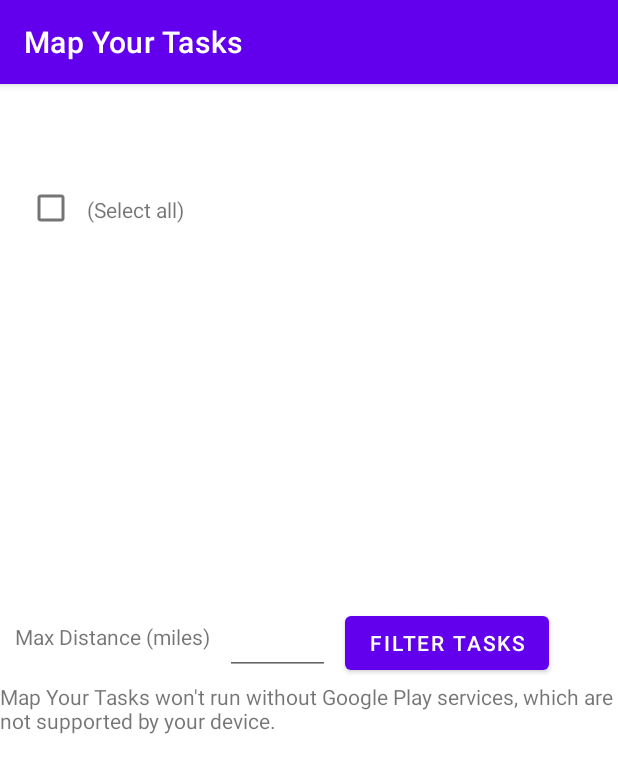
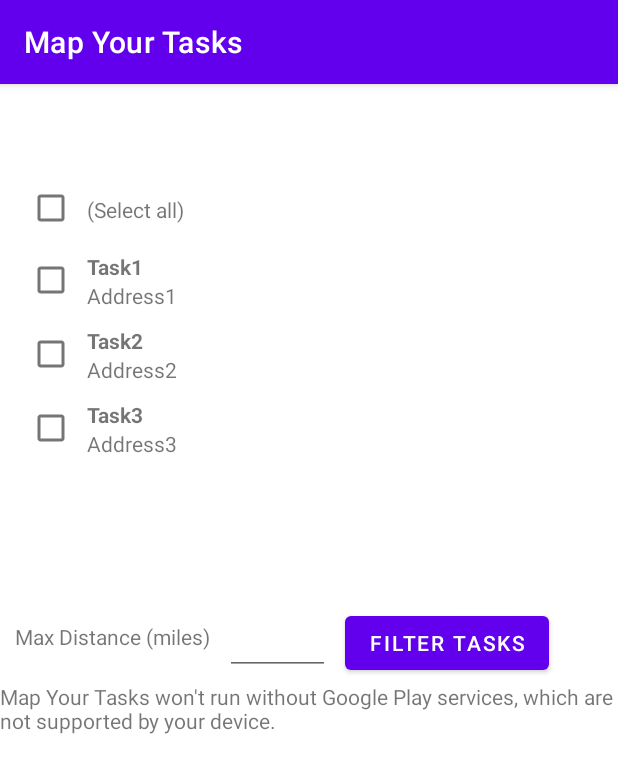
Before and after one commit to khp24/map-your-tasks, an Android app: the screen it shows after launch once a user with an empty profile is signed in (SecondActivity), in the side drawer, after a tap on "Map", on a phone screen of 412 x 824 dp. Shown: the top 773 px of the screen. Run offline under Robolectric (Android 15) with nearby library versions, the phone set to English and light mode, and no system bars; our stand-ins replace Firebase (no records; nobody signed in at launch, a user with empty details on screens opened directly).

Commit message:
Fixes after Rebase

```diff
--- a/app/src/main/java/com/example/map_your_tasks/fragments/MapViewFragment.java
+++ b/app/src/main/java/com/example/map_your_tasks/fragments/MapViewFragment.java
@@ -124,27 +124,12 @@ public class MapViewFragment extends Fragment {
         final Geocoder geocoder = new Geocoder(getContext(), Locale.getDefault());
         final List<Task> tasks = new ArrayList<>();
         try {
-            final Address add1 = new Address(Locale.getDefault());
-            add1.setAddressLine(0, "Address1");
-            add1.setLatitude(40.1);
-            add1.setLongitude(-75.5);
-
-            final Address add2 = new Address(Locale.getDefault());
-            add2.setAddressLine(0, "Address1");
-            add2.setLatitude(40.5);
-            add2.setLongitude(-75.3);
-
-            final Address add3 = new Address(Locale.getDefault());
-            add3.setAddressLine(0, "Address1");
-            add3.setLatitude(40.3);
-            add3.setLongitude(-75.1);
-
             tasks.add(new Task(false, "Task1", "Do Task1", null,
-                    add1));
+                    40.1, -75.5, "Address1"));
             tasks.add(new Task(false, "Task2", "Do Task2", null,
-                    add2));
+                    40.5, -75.3, "Address2"));
             tasks.add(new Task(false, "Task3", "Do Task3", null,
-                    add3));
+                    40.3, -75.1, "Address3"));
         } catch (Exception e) {
             return null;
         }
@@ -163,8 +148,8 @@ public class MapViewFragment extends Fragment {
         final Consumer<Location> applyFilter = location -> {
             final LatLng userLocation = new LatLng(location.getLatitude(), location.getLongitude());
             for (final Task task : tasks) {
-                final LatLng taskLocation = new LatLng(task.getAddress().getLatitude(),
-                        task.getAddress().getLongitude());
+                final LatLng taskLocation = new LatLng(task.getLatitude(),
+                        task.getLongitude());
                 // Add this task to the filtered list if its distance to the user is less than the max
                 if (getHaversineDistance(userLocation, taskLocation) < maxDist) {
                     closeTasks.add(task);
```
